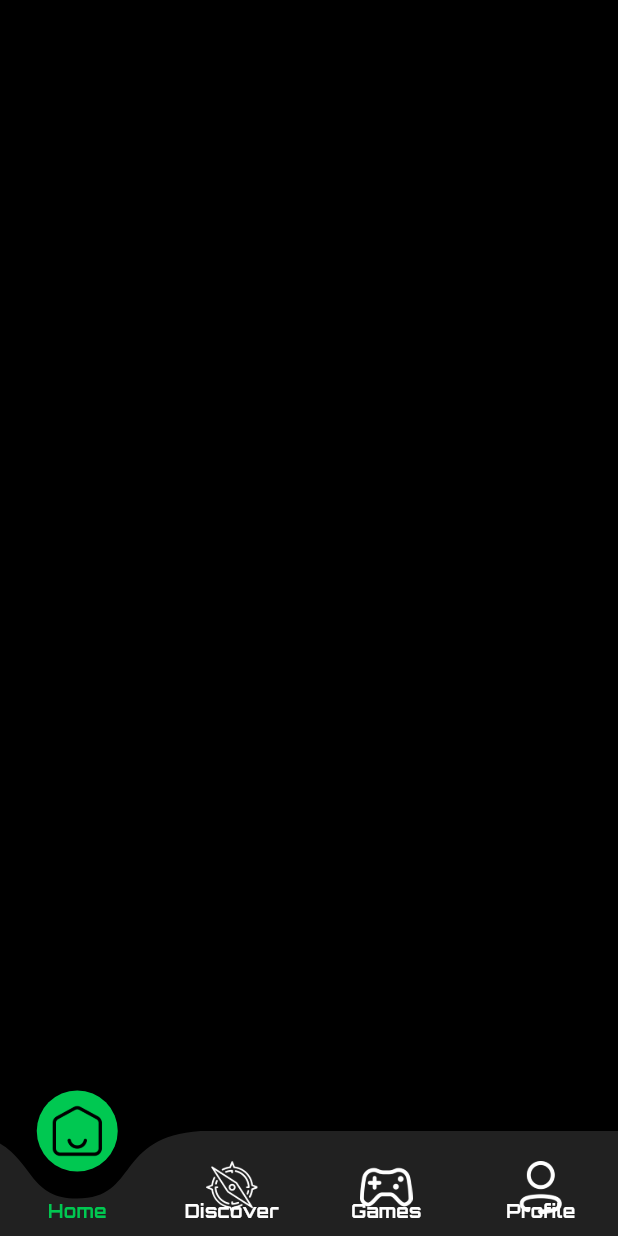
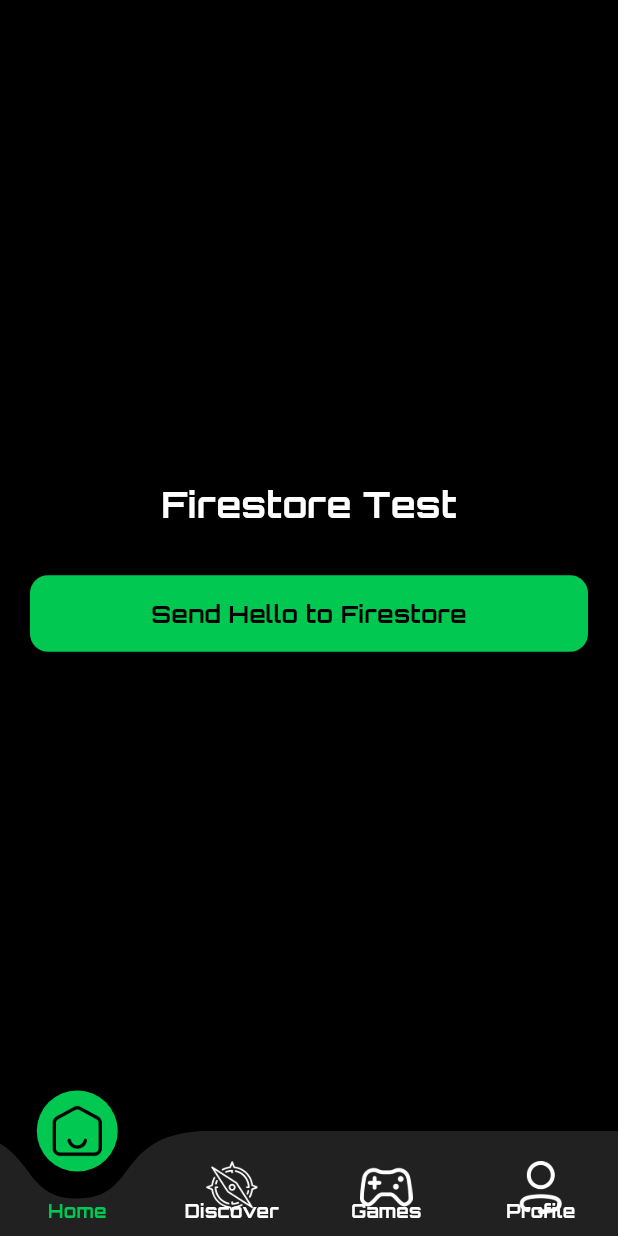
Before and after one commit to reyansh-byte/Gamestash, a Flutter app: the Homepage screen opened directly, on a phone screen of 412 x 824 dp. Run offline on Flutter 3.47's test engine with Material 3 defaults, Android fonts, the light colour scheme and no system bars; drawn by our look-alikes of curved_navigation_bar; our stand-ins replace cloud_firestore, firebase_auth, firebase_core, google_fonts; accounts and stored records are empty.

Commit message:
Firebase

```diff
--- a/Gamestash-main/lib/homepage.dart
+++ b/Gamestash-main/lib/homepage.dart
@@ -1,6 +1,7 @@
+import 'package:flutter/material.dart';
 import 'package:curved_navigation_bar/curved_navigation_bar.dart';
-import 'package:flutter/material.dart';
 import 'package:google_fonts/google_fonts.dart';
+import 'package:cloud_firestore/cloud_firestore.dart';
 
 class Homepage extends StatefulWidget {
   const Homepage({super.key});
@@ -19,10 +20,94 @@ class _HomepageState extends State<Homepage> {
     _NavItemData('assets/profile-candidate.png', 'Profile'),
   ];
 
+  Widget getPage(int index) {
+    switch (index) {
+      case 0:
+        return _buildTestPage();
+      default:
+        return _buildTestPage();
+    }
+  }
+
+  Future<void> _sendHelloToFirestore() async {
+    try {
+      await FirebaseFirestore.instance.collection('test').add({
+        'message': 'Hello Firestore!',
+        'timestamp': FieldValue.serverTimestamp(),
+      });
+
+      _showDialog('Success', 'Message saved to Firestore.', Colors.greenAccent);
+    } catch (e) {
+      _showDialog('Error', 'Failed to save message: $e', Colors.redAccent);
+    }
+  }
+
+  Widget _buildTestPage() {
+    return Center(
+      child: Padding(
+        padding: const EdgeInsets.all(20),
+        child: Column(
+          mainAxisAlignment: MainAxisAlignment.center,
+          children: [
+            Text(
+              'Firestore Test',
+              style: GoogleFonts.orbitron(
+                color: Colors.white,
+                fontSize: 24,
+                fontWeight: FontWeight.bold,
+              ),
+            ),
+            const SizedBox(height: 30),
+            SizedBox(
+              width: double.infinity,
+              child: ElevatedButton(
+                style: ElevatedButton.styleFrom(
+                  backgroundColor: const Color(0xFF00C851),
+                  padding: const EdgeInsets.symmetric(vertical: 14),
+                  shape: RoundedRectangleBorder(
+                    borderRadius: BorderRadius.circular(12),
+                  ),
+                ),
+                onPressed: _sendHelloToFirestore,
+                child: Text(
+                  'Send Hello to Firestore',
+                  style: GoogleFonts.orbitron(
+                    color: Colors.black,
+                    fontWeight: FontWeight.bold,
+                    fontSize: 16,
+                  ),
+                ),
+              ),
+            ),
+          ],
+        ),
+      ),
+    );
+  }
+
+  void _showDialog(String title, String message, Color color) {
+    showDialog(
+      context: context,
+      builder: (_) => AlertDialog(
+        backgroundColor: Colors.black,
+        shape: RoundedRectangleBorder(borderRadius: BorderRadius.circular(15)),
+        title: Text(title, style: GoogleFonts.orbitron(color: color)),
+        content: Text(message, style: GoogleFonts.orbitron(color: Colors.white)),
+        actions: [
+          TextButton(
+            onPressed: () => Navigator.of(context).pop(),
+            child: Text('OK', style: GoogleFonts.orbitron(color: const Color(0xFF00FF66))),
+          ),
+        ],
+      ),
+    );
+  }
+
   @override
   Widget build(BuildContext context) {
     return Scaffold(
       backgroundColor: Colors.black,
+      body: getPage(_currentIndex),
       bottomNavigationBar: Stack(
         children: [
           CurvedNavigationBar(
@@ -33,7 +118,6 @@ class _HomepageState extends State<Homepage> {
             buttonBackgroundColor: Colors.transparent,
             items: List.generate(_navItems.length, (index) {
               final isSelected = _currentIndex == index;
-
               if (isSelected) {
                 return Container(
                   width: 54,
@@ -66,12 +150,11 @@ class _HomepageState extends State<Homepage> {
               });
             },
           ),
-          // Text labels overlay
           Positioned(
             bottom: 0,
             left: 0,
             right: 0,
-            child: Container(
+            child: SizedBox(
               height: 70,
               child: Row(
                 children: List.generate(_navItems.length, (index) {
@@ -83,9 +166,9 @@ class _HomepageState extends State<Homepage> {
                       child: Text(
                         _navItems[index].label,
                         style: GoogleFonts.orbitron(
-                          color: isSelected ? Color(0xFF00C851) : Colors.white,
+                          color: isSelected ? const Color(0xFF00C851) : Colors.white,
                           fontSize: 12,
-                          fontWeight: isSelected ? FontWeight.bold : FontWeight.bold,
+                          fontWeight: FontWeight.bold,
                         ),
                       ),
                     ),
--- a/Gamestash-main/lib/main.dart
+++ b/Gamestash-main/lib/main.dart
@@ -16,7 +16,10 @@ class MainApp extends StatelessWidget {
 
   @override
   Widget build(BuildContext context) {
-    return const MaterialApp(
+    return  MaterialApp(
+      theme: ThemeData(
+        fontFamily: 'Orbitron',
+      ),
       debugShowCheckedModeBanner: false,
       home: SplashScreen()
     );
```
Also changed, not shown: Gamestash-main/lib/discover.dart (added, +16 -0 lines), Gamestash-main/lib/games.dart (added, +16 -0 lines), Gamestash-main/lib/login.dart (+36 -35 lines), Gamestash-main/lib/profile.dart (added, +16 -0 lines), Gamestash-main/lib/sign_up.dart (+83 -43 lines), Gamestash-main/pubspec.yaml (+8 -0 lines), Gamestash-main/assets/fonts/Orbitron-Black.ttf (added), Gamestash-main/assets/fonts/Orbitron-Bold.ttf (added), Gamestash-main/assets/fonts/Orbitron-ExtraBold.ttf (added), Gamestash-main/assets/fonts/Orbitron-Medium.ttf (added), Gamestash-main/assets/fonts/Orbitron-Regular.ttf (added), Gamestash-main/assets/fonts/Orbitron-SemiBold.ttf (added), Gamestash-main/pubspec.lock, 3 other files.
